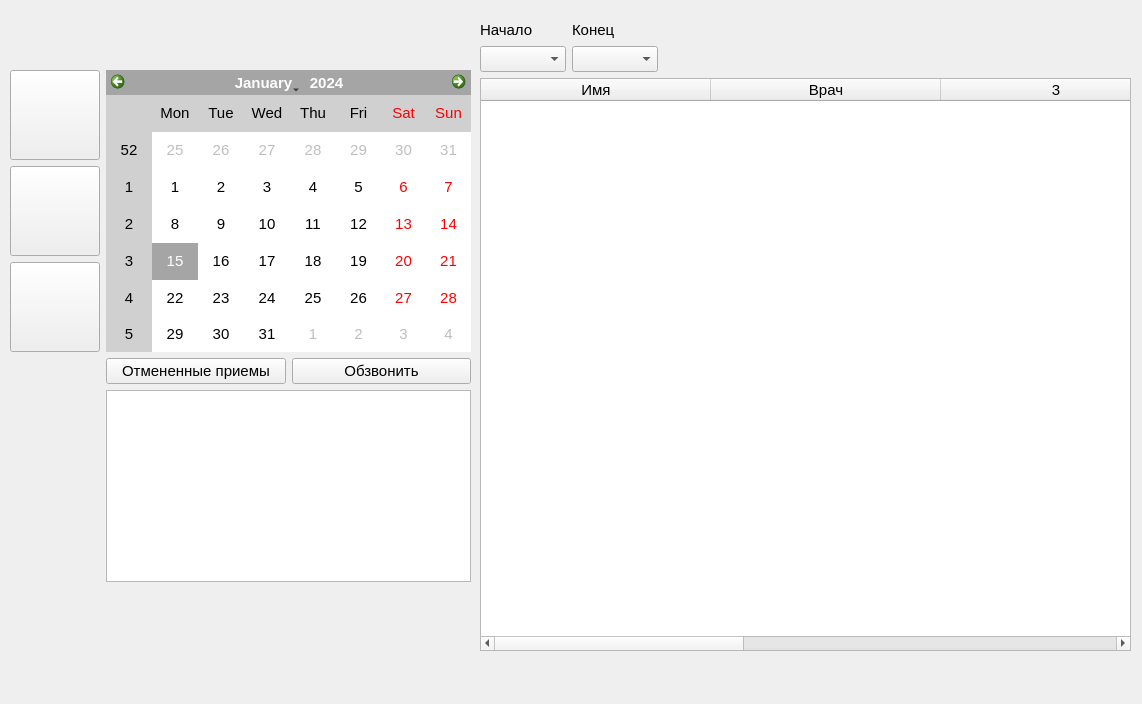
The window that ui/main.ui (flexyw1be/DentalProject) describes before a commit, drawn with Qt 5.
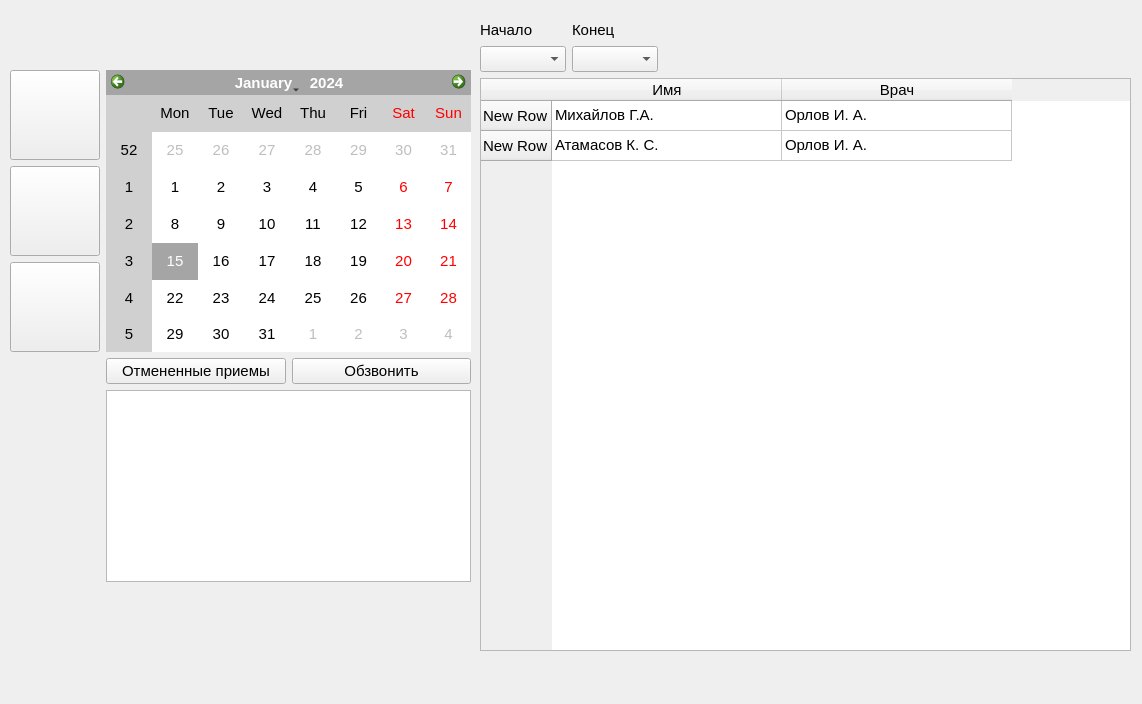
The same window after the commit.

Diff of the .ui file:
```diff
--- a/ui/main.ui
+++ b/ui/main.ui
@@ -138,14 +138,24 @@
         </font>
        </property>
        <property name="rowCount">
-        <number>0</number>
+        <number>2</number>
        </property>
        <property name="columnCount">
-        <number>5</number>
+        <number>2</number>
        </property>
        <attribute name="horizontalHeaderDefaultSectionSize">
         <number>230</number>
        </attribute>
+       <row>
+        <property name="text">
+         <string>New Row</string>
+        </property>
+       </row>
+       <row>
+        <property name="text">
+         <string>New Row</string>
+        </property>
+       </row>
        <column>
         <property name="text">
          <string>Имя</string>
@@ -156,9 +166,26 @@
          <string>Врач</string>
         </property>
        </column>
-       <column/>
-       <column/>
-       <column/>
+       <item row="0" column="0">
+        <property name="text">
+         <string>Михайлов Г.А.</string>
+        </property>
+       </item>
+       <item row="0" column="1">
+        <property name="text">
+         <string>Орлов И. А.</string>
+        </property>
+       </item>
+       <item row="1" column="0">
+        <property name="text">
+         <string>Атамасов К. С.</string>
+        </property>
+       </item>
+       <item row="1" column="1">
+        <property name="text">
+         <string>Орлов И. А.</string>
+        </property>
+       </item>
       </widget>
      </item>
     </layout>
```
